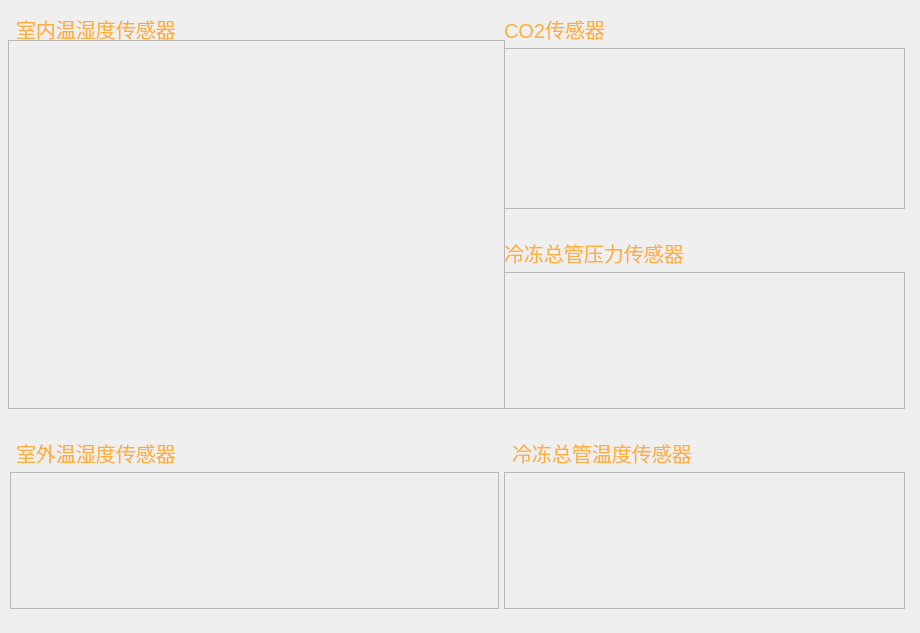
caosq/ChickenFarm, file Window/Page/sensorpage.ui: the form before one commit.
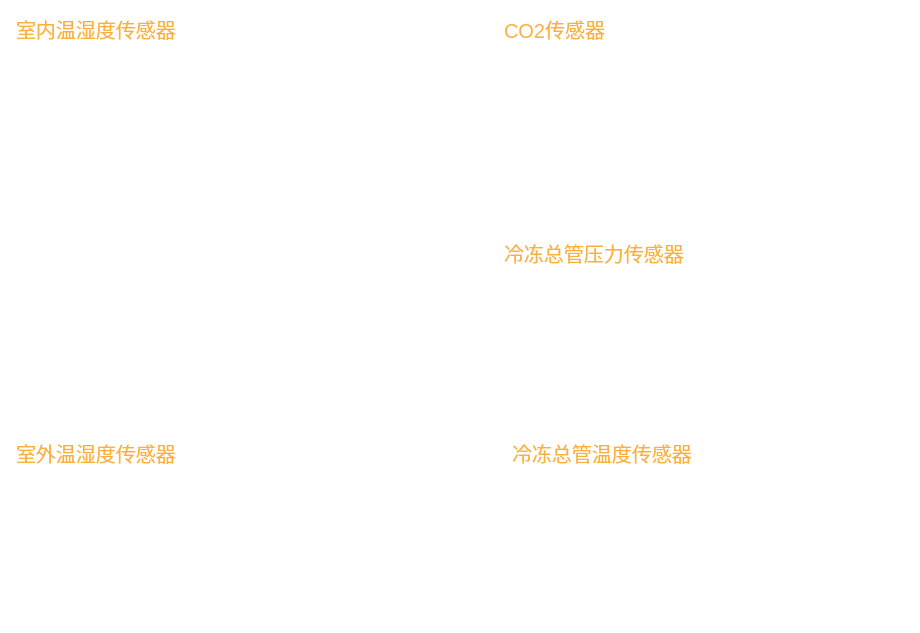
The form after the commit. Icons and pictures are not drawn.

```diff
--- a/Window/Page/sensorpage.ui
+++ b/Window/Page/sensorpage.ui
@@ -13,6 +13,10 @@
   <property name="windowTitle">
    <string>Form</string>
   </property>
+  <property name="styleSheet">
+   <string notr="true">border-style:none;
+background:transparent;</string>
+  </property>
   <widget class="QFrame" name="frame_1">
    <property name="geometry">
     <rect>
```
